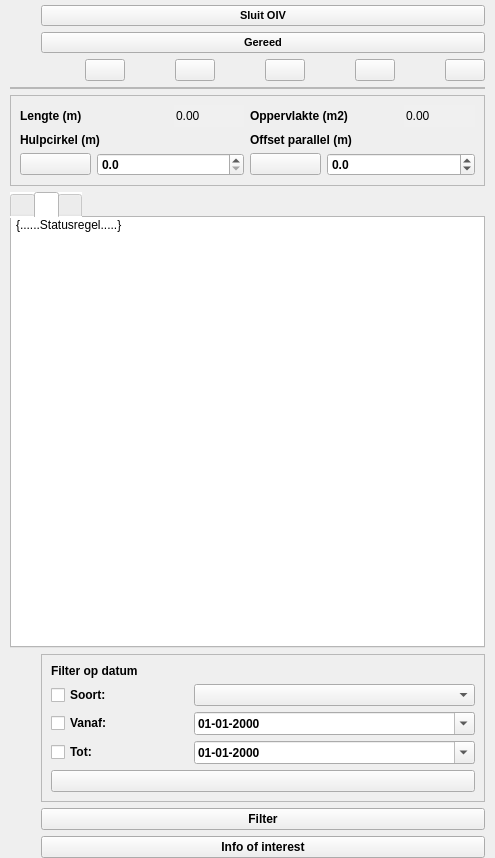
Before: the Qt Designer form plugin/oiv/oiv_base_widget.ui in OIV-NL-QGIS/QGIS_project, drawn with Qt 5.
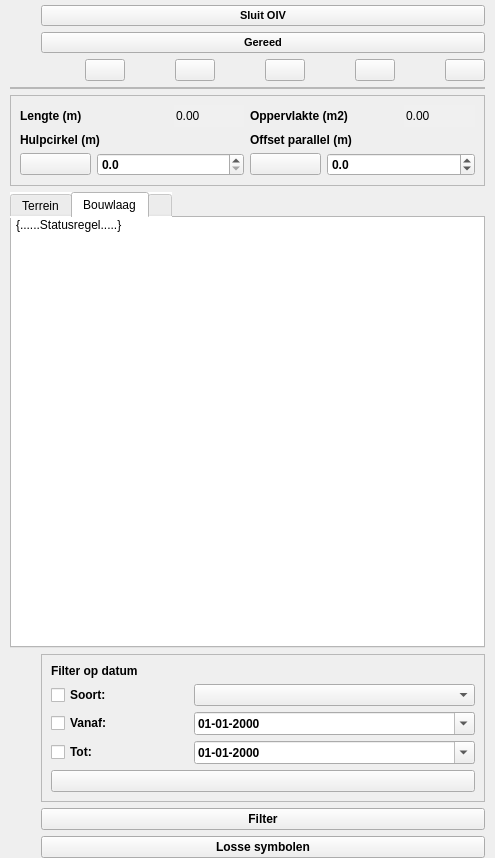
After: the same form once the commit is applied. The open tabs and pages were chosen to show the change. Icons and pictures are not drawn.

The edit to the form file:
```diff
--- a/plugin/oiv/oiv_base_widget.ui
+++ b/plugin/oiv/oiv_base_widget.ui
@@ -83,6 +83,9 @@
             <property name="styleSheet">
              <string notr="true">background-color: rgb(255, 255, 255);</string>
             </property>
+            <property name="tabPosition">
+             <enum>QTabWidget::North</enum>
+            </property>
             <property name="currentIndex">
              <number>2</number>
             </property>
@@ -107,7 +110,7 @@
                <normaloff>:/plugins/oiv/config_files/png/repressief_object.png</normaloff>:/plugins/oiv/config_files/png/repressief_object.png</iconset>
              </attribute>
              <attribute name="title">
-              <string/>
+              <string>Terrein</string>
              </attribute>
              <attribute name="toolTip">
               <string>Klik voor planvorming Object / terrein / gebied</string>
@@ -187,7 +190,7 @@
                <normaloff>:/plugins/oiv/config_files/png/bouwlagen.png</normaloff>:/plugins/oiv/config_files/png/bouwlagen.png</iconset>
              </attribute>
              <attribute name="title">
-              <string/>
+              <string>Bouwlaag</string>
              </attribute>
              <attribute name="toolTip">
               <string>Klik voor planvorming Bouwlaag / pand</string>
@@ -648,7 +651,7 @@
           <item row="24" column="2" colspan="2">
            <widget class="QPushButton" name="info_of_interest">
             <property name="text">
-             <string>Info of interest</string>
+             <string>Losse symbolen</string>
             </property>
            </widget>
           </item>
```
Left out of the diff: 2 changed lines with no effect on the pictures.
